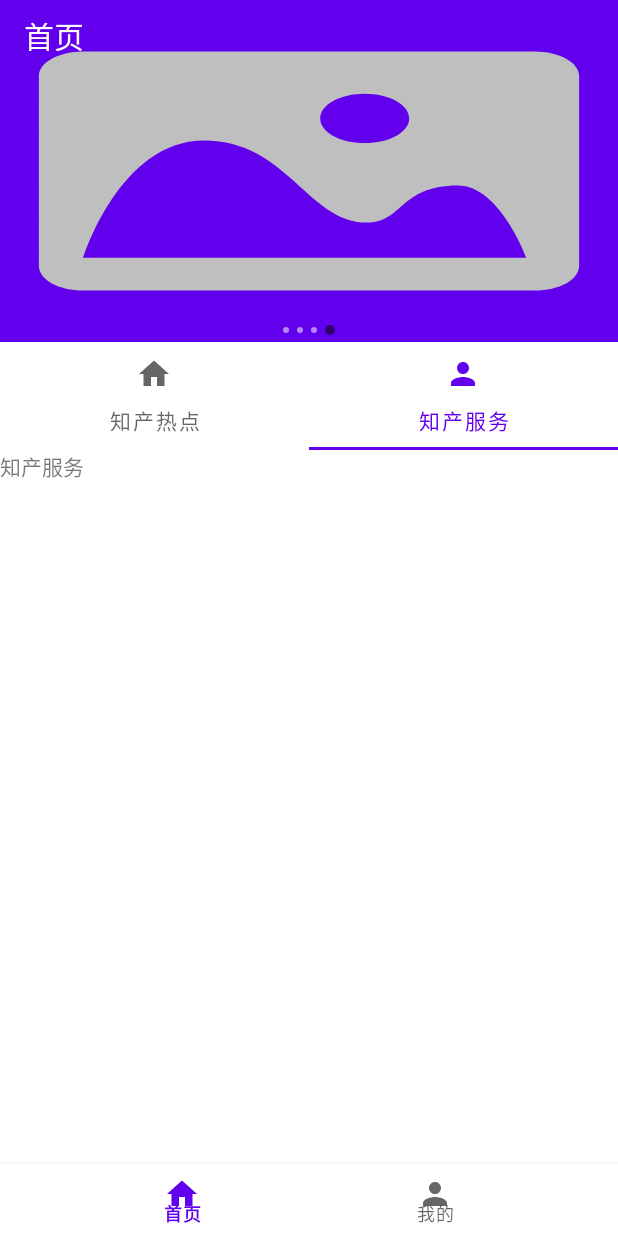
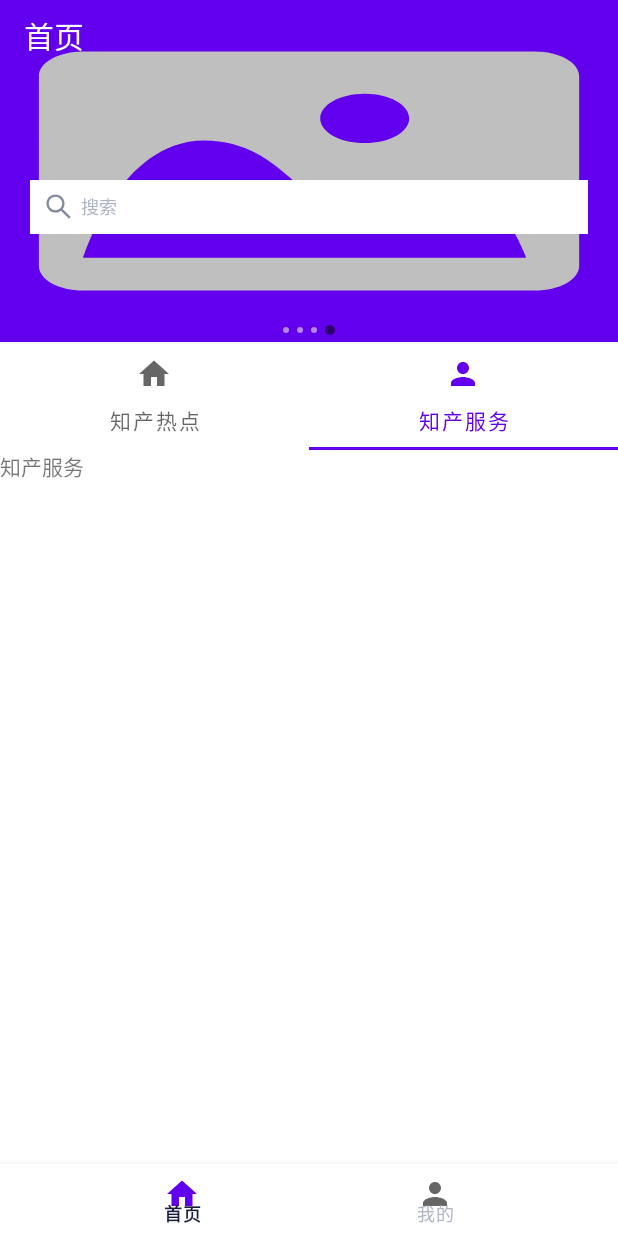
Before and after one commit to YDianZi/DianKotlinUtil, an Android app: the screen it shows after launch (MainActivity), tab 2 chosen, on a phone screen of 412 x 824 dp. Run offline under Robolectric (Android 15) with nearby library versions, the phone set to English and light mode, and no system bars; our stand-ins replace EventBus, data binding; libraries missing offline, so code that uses them is left out: com.orhanobut.logger, com.scwang.smart; pictures from the network do not load.

Commit message:
添加搜索输入框

```diff
--- a/app/src/main/java/com/dian/kotlinframe/ui/activity/MainActivity.kt
+++ b/app/src/main/java/com/dian/kotlinframe/ui/activity/MainActivity.kt
@@ -32,5 +32,7 @@ class MainActivity : BaseMainActivity() {
 
     override fun initData() {
         super.initData()
+        binding.bottomNav.itemTextColor =resources.getColorStateList(R.color.selector_main_bottom_color)
+//        binding.bottomNav.itemIconTintList = null
     }
 }
--- a/app/src/main/java/com/dian/kotlinframe/ui/fragment/HomeFragment.kt
+++ b/app/src/main/java/com/dian/kotlinframe/ui/fragment/HomeFragment.kt
@@ -9,9 +9,11 @@ import com.dian.kotlinframe.ui.activity.MainActivity
 import com.dian.mylibrary.bigimg.BigImgViewPagerActivity
 import com.dian.mylibrary.ui.base.BaseFragment
 import com.dian.mylibrary.utils.ktx.L
+import com.dian.mylibrary.utils.ktx.showToast
 import com.dian.mylibrary.widget.banner.BannerData
 import com.dian.mylibrary.widget.banner.BannerUtil
 import com.dian.mylibrary.widget.banner.ImageAdapter
+import com.dian.mylibrary.widget.textview.AutoCompleteSearchEditText
 import com.dian.youth.banner.Banner
 import com.google.android.material.tabs.TabLayoutMediator
 
@@ -74,6 +76,10 @@ class HomeFragment : BaseFragment<FragmentHomeBinding>(R.layout.fragment_home) {
                     )
                 }
             })
+
+        binding.etSearch.setOnSearchListener {
+            it.showToast()
+        }
     }
 
     fun getTabIcon(position: Int): Int {
--- /dev/null
+++ b/app/src/main/res/color/selector_main_bottom_color.xml
@@ -0,0 +1,10 @@
+<?xml version="1.0" encoding="utf-8"?>
+<selector xmlns:android="http://schemas.android.com/apk/res/android">
+    <item android:color="@color/textColorMain"
+    android:state_selected="true"/>
+
+   <item android:color="@color/textColorHint"
+       android:state_selected="false" />
+
+    <item android:color="@color/textColorHint"/>
+</selector>
--- a/app/src/main/res/layout/fragment_home.xml
+++ b/app/src/main/res/layout/fragment_home.xml
@@ -1,9 +1,8 @@
 <?xml version="1.0" encoding="utf-8"?>
 <layout xmlns:android="http://schemas.android.com/apk/res/android"
     xmlns:app="http://schemas.android.com/apk/res-auto"
-    xmlns:tools="http://schemas.android.com/tools"
     xmlns:banner="http://schemas.android.com/apk/res-auto"
-    >
+    xmlns:tools="http://schemas.android.com/tools">
 
     <androidx.coordinatorlayout.widget.CoordinatorLayout
         android:layout_width="match_parent"
@@ -28,7 +27,7 @@
                 app:title="首页"
                 app:titleEnabled="false">
 
-                <LinearLayout
+                <RelativeLayout
                     android:layout_width="match_parent"
                     android:layout_height="match_parent"
                     android:fitsSystemWindows="true"
@@ -37,14 +36,34 @@
                     <com.dian.youth.banner.Banner
                         android:id="@+id/banner"
                         android:layout_width="match_parent"
-                        android:layout_height="match_parent"/>
+                        android:layout_height="match_parent" />
                     <!--                    <ImageView-->
                     <!--                        android:layout_width="match_parent"-->
                     <!--                        android:layout_height="match_parent"-->
                     <!--                        android:fitsSystemWindows="true"-->
                     <!--                        android:src="@color/colorAccent"-->
                     <!--                        app:layout_collapseMode="parallax" />-->
-                </LinearLayout>
+
+                    <com.dian.mylibrary.widget.textview.AutoCompleteSearchEditText
+                        android:id="@+id/etSearch"
+                        android:layout_width="match_parent"
+                        android:layout_height="36dp"
+                        android:layout_marginLeft="20dp"
+                        android:layout_marginTop="120dp"
+                        android:layout_marginRight="20dp"
+                        android:background="#ffffff"
+                        android:completionThreshold="1"
+                        android:drawableLeft="@drawable/ic_search"
+                        android:drawablePadding="6dp"
+                        android:gravity="center_vertical"
+                        android:hint="搜索"
+                        android:paddingLeft="10dp"
+                        android:paddingRight="10dp"
+                        android:textColor="@color/textColorMain"
+                        android:textColorHint="@color/textColorHint"
+                        android:textSize="12sp"
+                        app:search_history_key="brand_search_history_key" />
+                </RelativeLayout>
 
                 <com.google.android.material.appbar.MaterialToolbar
                     android:id="@+id/toolBar"
--- a/app/src/main/res/values/colors.xml
+++ b/app/src/main/res/values/colors.xml
@@ -3,4 +3,8 @@
     <color name="colorPrimary">#6200EE</color>
     <color name="colorPrimaryDark">#3700B3</color>
     <color name="colorAccent">#03DAC5</color>
+
+    <color name="textColorMain">#191C3D</color>
+    <color name="textColorSub">#838A9D</color>
+    <color name="textColorHint">#AEB5C3</color>
 </resources>
--- a/mylibrary/src/main/java/com/dian/mylibrary/utils/ktx/StringKtx.kt
+++ b/mylibrary/src/main/java/com/dian/mylibrary/utils/ktx/StringKtx.kt
@@ -1,4 +1,7 @@
 package com.dian.mylibrary.utils.ktx
+
+import com.google.gson.Gson
+import com.google.gson.reflect.TypeToken
 
 /**
  *
@@ -10,3 +13,18 @@ package com.dian.mylibrary.utils.ktx
  * @UpdateRemark: 更新说明
  * @Version: 1.0
  */
+
+/**
+ * json string 转 obj
+ */
+fun <T> String.jsonToObj(clazz: Class<T>): T {
+    return Gson().fromJson(this, clazz)
+}
+
+/**
+ * json string 转 list
+ */
+fun <T> String.jsonToList(): List<T> {
+    if (this.isNullOrEmpty())return ArrayList<T>()
+    return Gson().fromJson(this, object : TypeToken<List<T>>() {}.type)
+}
--- /dev/null
+++ b/mylibrary/src/main/java/com/dian/mylibrary/widget/textview/AutoCompleteSearchEditText.kt
@@ -0,0 +1,168 @@
+package com.dian.mylibrary.widget.textview
+
+import android.app.AlertDialog
+import android.content.Context
+import android.text.Editable
+import android.text.TextUtils
+import android.util.AttributeSet
+import android.view.inputmethod.EditorInfo
+import android.view.inputmethod.InputMethodManager
+import com.dian.mylibrary.R
+import com.dian.mylibrary.utils.ktx.SP
+import com.dian.mylibrary.utils.ktx.jsonToList
+import com.google.gson.Gson
+import com.google.gson.reflect.TypeToken
+import java.util.*
+
+/**
+ *
+ * @Description: java类作用描述
+ * @Author: Little
+ * @CreateDate: 2020/11/6 9:25 AM
+ * @UpdateUser: 更新者
+ * @UpdateDate: 2020/11/6 9:25 AM
+ * @UpdateRemark: 更新说明
+ * @Version: 1.0
+ */
+typealias OnSearchListener = (String) -> Unit
+
+class AutoCompleteSearchEditText(
+    context: Context,
+    attrs: AttributeSet?
+) : CompoundClickAutoCompleteTextView(context, attrs) {
+
+    private var onSearchListener: OnSearchListener? = null
+    private var SEARCH_HISTORY_KEY: String = "search_history_key"
+    private lateinit var searchHistoryAdapter: SearchHistoryAdapter
+    private var canClear = false
+
+    /**
+     * 动态设置历史记录key
+     *
+     * @param SEARCH_HISTORY_KEY
+     */
+    fun setSEARCH_HISTORY_KEY(SEARCH_HISTORY_KEY: String) {
+        this.SEARCH_HISTORY_KEY = SEARCH_HISTORY_KEY
+        //设置后初始化数据
+        initAutoSearchHistory()
+    }
+
+    fun setOnSearchListener(onSearchListener: OnSearchListener?) {
+        this.onSearchListener = onSearchListener
+    }
+
+    init {
+        val typedArray =
+            context.obtainStyledAttributes(attrs, R.styleable.AutoCompleteSearchEditText, 0, 0)
+        SEARCH_HISTORY_KEY =
+            typedArray.getString(R.styleable.AutoCompleteSearchEditText_search_history_key)
+                .toString()
+        canClear =
+            typedArray.getBoolean(R.styleable.AutoCompleteSearchEditText_search_can_clear, false)
+        typedArray.recycle()
+        setCompoundDrawablesWithIntrinsicBounds(R.drawable.ic_search, 0, 0, 0)
+        addTextChangedListener(object : OnTextChangeListener() {
+            override fun afterTextChanged(s: Editable?) {
+                super.afterTextChanged(s)
+                if (canClear) {
+                    val s1 = text.toString()
+                    if (TextUtils.isEmpty(s1)) {
+                        setCompoundDrawablesWithIntrinsicBounds(R.drawable.ic_search, 0, 0, 0)
+                    } else {
+                        setCompoundDrawablesWithIntrinsicBounds(
+                            R.drawable.ic_search,
+                            0,
+                            R.drawable.ic_clear,
+                            0
+                        )
+                    }
+                }
+            }
+        })
+        isSingleLine = true
+        imeOptions = EditorInfo.IME_ACTION_SEARCH
+        setOnDrawableRightListener { v, right -> setText("") }
+        setOnDrawableLeftListener { v, left ->
+            if (onSearchListener != null) {
+                val searchKey = text.toString().trim()
+                onSearchListener?.let { it(searchKey) }
+                //开始搜索 保存历史数据 关闭历史搜索下拉框
+                saveSearchHistory(searchKey)
+                dismissDropDown()
+            }
+        }
+        setOnEditorActionListener { v, actionId, event ->
+            if (actionId === EditorInfo.IME_ACTION_SEARCH) {
+                val imm = v.context
+                    .getSystemService(Context.INPUT_METHOD_SERVICE) as InputMethodManager
+                imm.hideSoftInputFromWindow(v.windowToken, 0)
+                val searchKey = text.toString().trim()
+                onSearchListener?.let { it(searchKey) }
+                //开始搜索  保存历史数据  关闭历史搜索下拉框
+                saveSearchHistory(searchKey)
+                dismissDropDown()
+            }
+            false
+        }
+
+        //初始化自动填充的账号输入框数据
+        initAutoSearchHistory()
+    }
+
+    /**
+     * 保存搜索历史记录
+     *
+     * @param searchKey
+     */
+    fun saveSearchHistory(searchKey: String) {
+        if (TextUtils.isEmpty(searchKey)) return
+        //保存搜索历史记录
+        val searchHistories: String = SP.getData(SEARCH_HISTORY_KEY, "")
+        var searchHistoryList: MutableList<String> =
+            ArrayList()
+        if (!TextUtils.isEmpty(searchHistories)) {
+            searchHistoryList = Gson().fromJson(
+                searchHistories,
+                object : TypeToken<List<String?>?>() {}.type
+            )
+        }
+        if (!searchHistoryList.contains(searchKey)) {
+            searchHistoryList.add(searchKey)
+        } else {
+            searchHistoryList.remove(searchKey)
+            searchHistoryList.add(0, searchKey)
+        }
+        searchHistoryAdapter?.setDatas(searchHistoryList)
+        searchHistoryAdapter?.notifyDataSetChanged()
+        SP.putData(mapOf(SEARCH_HISTORY_KEY to searchHistoryList))
+    }
+
+    /**
+     * 初始化自动填充的账号输入框数据
+     * android:completionThreshold="1"  打一个字就找
+     */
+    private fun initAutoSearchHistory() {
+        val searchHistories: String = SP.getData(SEARCH_HISTORY_KEY, "")
+        val searchHistoryList: List<String> = searchHistories.jsonToList()
+        searchHistoryAdapter =
+            SearchHistoryAdapter(searchHistoryList as MutableList<String>, context)
+        searchHistoryAdapter.setOnItemClickListener { data, position, view ->
+            val strData = data as String
+            if ("清除历史记录" == strData) {
+                AlertDialog.Builder(context)
+                    .setMessage("确定清除历史记录？")
+                    .setNegativeButton("取消") { dialog, which -> dialog.dismiss() }
+                    .setPositiveButton("确定") { dialog, which ->
+                        dialog.dismiss()
+                        SP.removeData(SEARCH_HISTORY_KEY)
+                        searchHistoryAdapter?.setDatas(null)
+                    }.show()
+            } else {
+                setText(strData)
+                setSelection(strData.length)
+            }
+            dismissDropDown()
+        }
+        setAdapter(searchHistoryAdapter)
+    }
+}
--- /dev/null
+++ b/mylibrary/src/main/java/com/dian/mylibrary/widget/textview/CompoundClickAutoCompleteTextView.kt
@@ -0,0 +1,107 @@
+package com.dian.mylibrary.widget.textview
+
+import android.annotation.SuppressLint
+import android.content.Context
+import android.util.AttributeSet
+import android.view.MotionEvent
+import android.view.View.OnTouchListener
+import androidx.appcompat.widget.AppCompatAutoCompleteTextView
+
+/**
+ *
+ * @Description: java类作用描述
+ * @Author: Little
+ * @CreateDate: 2020/11/6 9:20 AM
+ * @UpdateUser: 更新者
+ * @UpdateDate: 2020/11/6 9:20 AM
+ * @UpdateRemark: 更新说明
+ * @Version: 1.0
+ * textview上下左右图标可单独点击
+ */
+typealias OnDrawableRightListener = (Any, Any) -> Unit
+typealias OnDrawableLeftListener = (Any, Any) -> Unit
+typealias OnDrawableListener = (Any, Any) -> Unit
+
+open class CompoundClickAutoCompleteTextView(
+    context: Context,
+    attrs: AttributeSet?
+) : AppCompatAutoCompleteTextView(context, attrs) {
+    /**
+     * TextView四周drawable的序号。
+     * 0 left,  1 top, 2 right, 3 bottom
+     */
+    private val LEFT = 0
+    private val RIGHT = 2
+    private var onDrawableListener: OnDrawableListener? = null
+    private var onDrawableRightListener: OnDrawableRightListener? = null
+    private var onDrawableLeftListener: OnDrawableLeftListener? = null
+
+    fun setOnDrawableListener(onDrawableListener: OnDrawableListener?) {
+        this.onDrawableListener = onDrawableListener
+    }
+
+    fun setOnDrawableRightListener(onDrawableRightListener: OnDrawableRightListener) {
+        this.onDrawableRightListener = onDrawableRightListener
+    }
+
+    fun setOnDrawableLeftListener(onDrawableLeftListener: OnDrawableLeftListener) {
+        this.onDrawableLeftListener = onDrawableLeftListener
+    }
+
+
+    init {
+        @SuppressLint("ClickableViewAccessibility")
+        val mOnTouchListener = OnTouchListener { v, event ->
+            when (event.action) {
+                MotionEvent.ACTION_UP -> {
+                    val drawableLeft =
+                        compoundDrawables[LEFT]
+                    if (drawableLeft != null) {
+                        val width = drawableLeft.bounds.width()
+                        val left = left
+                        val rawX = event.rawX
+                        if (event.rawX <= getLeft() + drawableLeft.bounds.width()) {
+                            onDrawableListener?.let {
+                                it(
+                                    v,
+                                    drawableLeft
+                                )
+                            }
+                            onDrawableLeftListener?.let {
+                                it(
+                                    v,
+                                    drawableLeft
+                                )
+                            }
+                            return@OnTouchListener false
+                        }
+                    }
+                    val drawableRight =
+                        compoundDrawables[RIGHT]
+                    if (drawableRight != null) {
+                        val width1 = drawableRight.bounds.width()
+                        val right = right
+                        if (event.rawX >= getRight() - drawableRight.bounds.width()) {
+                            onDrawableListener?.let {
+                                it(
+                                    v,
+                                    drawableRight
+                                )
+                            }
+                            onDrawableRightListener?.let {
+                                it(
+                                    v,
+                                    drawableRight
+                                )
+                            }
+                            return@OnTouchListener false
+                        }
+                    }
+                }
+            }
+            false
+        }
+        setOnTouchListener(mOnTouchListener)
+    }
+
+}
--- /dev/null
+++ b/mylibrary/src/main/java/com/dian/mylibrary/widget/textview/OnTextChangeListener.kt
@@ -0,0 +1,25 @@
+package com.dian.mylibrary.widget.textview
+
+import android.text.Editable
+import android.text.TextWatcher
+
+/**
+ *
+ * @Description: java类作用描述
+ * @Author: Little
+ * @CreateDate: 2020/11/6 10:12 AM
+ * @UpdateUser: 更新者
+ * @UpdateDate: 2020/11/6 10:12 AM
+ * @UpdateRemark: 更新说明
+ * @Version: 1.0
+ */
+open class OnTextChangeListener : TextWatcher{
+    override fun afterTextChanged(p0: Editable?) {
+    }
+
+    override fun beforeTextChanged(p0: CharSequence?, p1: Int, p2: Int, p3: Int) {
+    }
+
+    override fun onTextChanged(p0: CharSequence?, p1: Int, p2: Int, p3: Int) {
+    }
+}
--- /dev/null
+++ b/mylibrary/src/main/java/com/dian/mylibrary/widget/textview/SearchHistoryAdapter.kt
@@ -0,0 +1,122 @@
+package com.dian.mylibrary.widget.textview
+
+import android.R
+import android.content.Context
+import android.view.View
+import android.view.ViewGroup
+import android.widget.BaseAdapter
+import android.widget.Filter
+import android.widget.Filterable
+import android.widget.TextView
+import com.dian.mylibrary.utils.ktx.L
+import java.util.ArrayList
+
+/**
+ *
+ * @Description: java类作用描述
+ * @Author: Little
+ * @CreateDate: 2020/11/6 10:14 AM
+ * @UpdateUser: 更新者
+ * @UpdateDate: 2020/11/6 10:14 AM
+ * @UpdateRemark: 更新说明
+ * @Version: 1.0
+ */
+typealias onItemClickListener = (Any, Int, View?) -> Unit
+
+class SearchHistoryAdapter(
+    datas: MutableList<String>?,
+    context: Context?
+) : BaseAdapter(), Filterable {
+    private var datas: MutableList<String>? = null
+    private var context: Context? = null
+    private var newDatas: ArrayList<String>? = ArrayList()
+    private var onItemClickListener: onItemClickListener? = null
+
+    init {
+        this.datas = datas
+        this.context = context
+    }
+
+    fun setDatas(datas: MutableList<String>?) {
+        this.datas = datas
+    }
+
+    fun setOnItemClickListener(click: onItemClickListener) {
+        onItemClickListener = click
+    }
+
+    override fun getCount(): Int {
+        return if (newDatas != null) newDatas!!.size else 0
+    }
+
+    override fun getItem(position: Int): String? {
+        if (newDatas != null) newDatas!![position]
+        return ""
+    }
+
+    override fun getItemId(position: Int): Long {
+        return 0
+    }
+
+    override fun getView(
+        position: Int,
+        convertView: View?,
+        parent: ViewGroup?
+    ): View? {
+        val str = newDatas!![position]
+        val textView = View.inflate(context, R.layout.simple_list_item_1, null) as TextView
+        textView.text = str
+        textView.setOnClickListener { v: View? ->
+            onItemClickListener?.let {
+                it(
+                    str,
+                    position,
+                    textView
+                )
+            }
+        }
+        return textView
+    }
+
+
+    override fun getFilter(): Filter? {
+        return object : Filter() {
+            override fun performFiltering(constraint: CharSequence?): FilterResults {
+                L.d("constraint===$constraint")
+                val results = FilterResults()
+                if (datas == null) {
+                    results.count = 0
+                    results.values = null
+                    return results
+                }
+                var newData: MutableList<String> =
+                    ArrayList()
+                if (constraint != null) {
+                    for (data in datas!!) {
+                        if (data.contains(constraint)) {
+                            newData.add(data)
+                        }
+                    }
+                    if (newData.size > 0) newData.add("清除历史记录")
+                } else {
+                    newData = datas as MutableList<String>
+                }
+                results.values = newData
+                results.count = newData.size
+                return results
+            }
+
+            override fun publishResults(
+                constraint: CharSequence?,
+                results: FilterResults
+            ) {
+                newDatas = if (results.values != null) {
+                    results.values as ArrayList<String>
+                }else{
+                    ArrayList()
+                }
+                notifyDataSetChanged()
+            }
+        }
+    }
+}
--- /dev/null
+++ b/mylibrary/src/main/res/drawable/ic_clear.xml
@@ -0,0 +1,21 @@
+<vector xmlns:android="http://schemas.android.com/apk/res/android"
+    android:width="16dp"
+    android:height="16dp"
+    android:viewportHeight="12.0"
+    android:viewportWidth="12.0">
+    <path
+        android:fillAlpha="0"
+        android:fillColor="#838A9D"
+        android:fillType="evenOdd"
+        android:pathData="M-2,-2h16v16h-16z"
+        android:strokeAlpha="0"
+        android:strokeColor="#00000000"
+        android:strokeWidth="1" />
+    <path
+        android:fillColor="#838A9D"
+        android:fillType="nonZero"
+        android:pathData="M5.998,0.012C2.844,0.012 0.287,2.568 0.287,5.722C0.287,8.876 2.844,11.433 5.998,11.433C9.152,11.433 11.709,8.876 11.709,5.722C11.709,2.568 9.152,0.012 5.998,0.012ZM8.758,7.792L8.068,8.482L5.998,6.413L3.929,8.482L3.238,7.792L5.308,5.722L3.238,3.653L3.928,2.963L5.998,5.032L8.068,2.963L8.758,3.653L6.689,5.723L8.758,7.792Z"
+        android:strokeAlpha="0.45"
+        android:strokeColor="#00000000"
+        android:strokeWidth="1" />
+</vector>
--- /dev/null
+++ b/mylibrary/src/main/res/drawable/ic_search.xml
@@ -0,0 +1,9 @@
+<vector xmlns:android="http://schemas.android.com/apk/res/android"
+    android:width="18dp"
+    android:height="18dp"
+    android:viewportWidth="896"
+    android:viewportHeight="896">
+    <path
+        android:fillColor="#838A9D"
+        android:pathData="M845.6,790.5L585.9,530.8C626.2,478.7 648,415 648,348c0,-80.2 -31.3,-155.4 -87.9,-212.1 -56.6,-56.7 -132,-87.9 -212.1,-87.9s-155.5,31.3 -212.1,87.9C79.2,192.5 48,267.8 48,348c0,80.1 31.3,155.5 87.9,212.1C192.5,616.8 267.8,648 348,648c67,0 130.6,-21.8 182.7,-62l259.7,259.6a8.2,8.2 0,0 0,11.6 0l43.6,-43.5a8.2,8.2 0,0 0,0 -11.6zM506.4,506.4C464,548.7 407.8,572 348,572s-116,-23.3 -158.4,-65.6C147.3,464 124,407.8 124,348s23.3,-116.1 65.6,-158.4C232,147.3 288.2,124 348,124s116.1,23.2 158.4,65.6S572,288.2 572,348s-23.3,116.1 -65.6,158.4z" />
+</vector>
```
Also changed, not shown: mylibrary/src/main/java/com/dian/mylibrary/utils/ktx/SP.kt (+10 -1 lines), mylibrary/src/main/res/values/attrs.xml (+9 -0 lines), 1 other file. Lines whose indentation alone changed are shown as unchanged.
